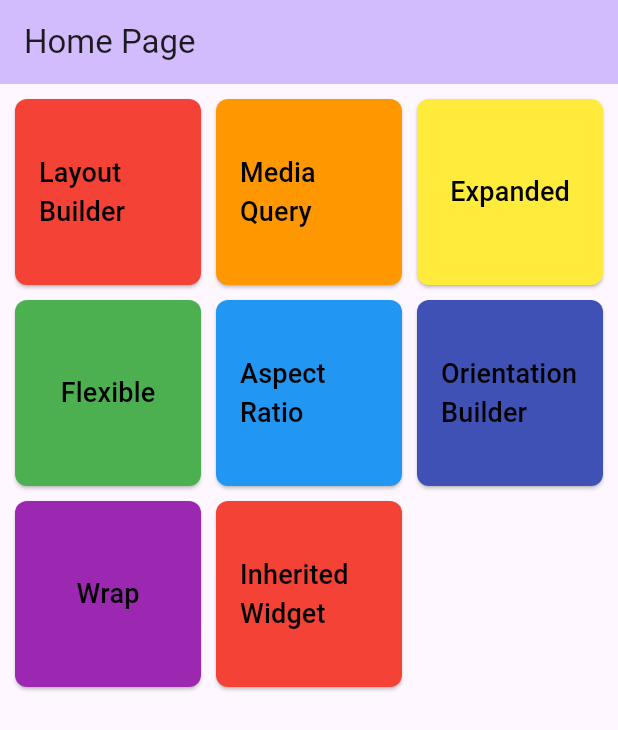
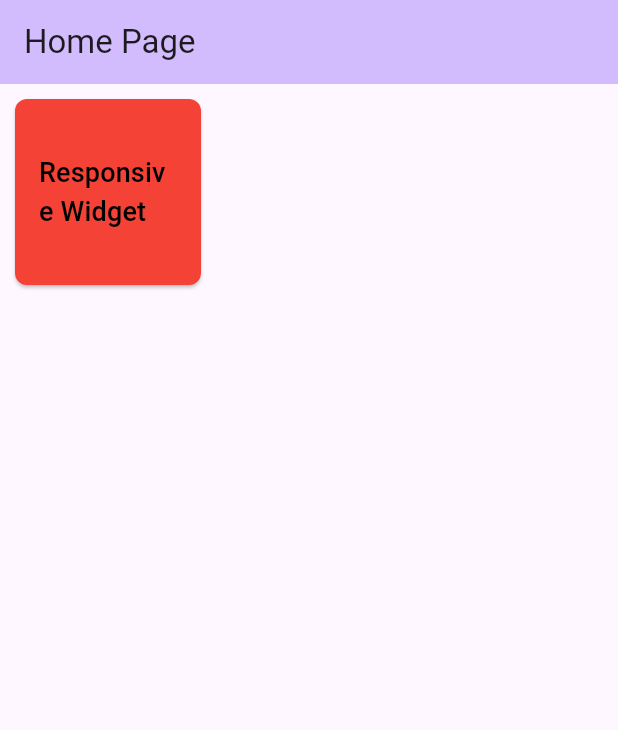
Before and after one commit to LeoDoesCode17/responsive-widgets, a Flutter app: the screen it shows after launch, on a phone screen of 412 x 824 dp. Shown: the top 730 px of the screen. Run offline on Flutter 3.47's test engine with Material 3 defaults, Android fonts, the phone set to English and light mode, and no system bars.

Commit message:
feat: remove old routes and labels to new ones

```diff
--- a/lib/pages/home_page.dart
+++ b/lib/pages/home_page.dart
@@ -14,25 +14,11 @@ class HomePage extends StatelessWidget {
   ];
 
   static const List<String> routes = [
-    '/layout-builder',
-    '/media-query',
-    '/expanded',
-    '/flexible',
-    '/aspect-ratio',
-    '/orientation-builder',
-    '/wrap',
-    '/inherited',
+    '/responsive-widget',
   ];
 
   static const List<String> labels = [
-    'Layout Builder',
-    'Media Query',
-    'Expanded',
-    'Flexible',
-    'Aspect Ratio',
-    'Orientation Builder',
-    'Wrap',
-    'Inherited Widget',
+    'Responsive Widget',
   ];
 
   @override
```
